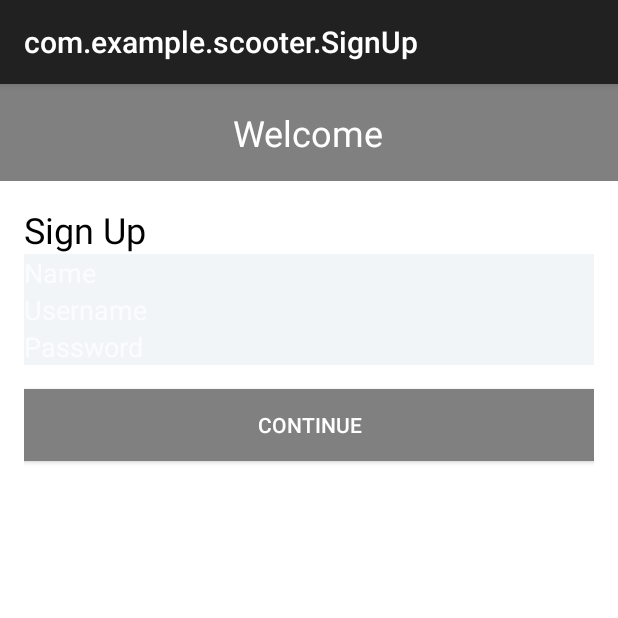
After one commit to moevm/adfmp1h23-scooter, an Android app: the SignUp screen opened directly, with no data from a screen before it, on a phone screen of 412 x 824 dp, the top half of it. The commit adds this screen. Run offline under Robolectric (Android 15) with nearby library versions, the phone set to English and light mode, and no system bars.

Commit message:
sign up activity

```diff
--- a/app/src/main/AndroidManifest.xml
+++ b/app/src/main/AndroidManifest.xml
@@ -8,11 +8,15 @@
         android:dataExtractionRules="@xml/data_extraction_rules"
         android:fullBackupContent="@xml/backup_rules"
         android:icon="@mipmap/ic_launcher"
-        android:label="@string/app_name"
         android:roundIcon="@mipmap/ic_launcher_round"
         android:supportsRtl="true"
         android:theme="@style/Theme.Scooter"
         tools:targetApi="31">
+        <activity
+            android:name=".SignUp"
+            android:exported="false"
+            android:theme="@style/Theme.AppCompat"
+        />
         <activity
             android:name=".MainActivity"
             android:exported="true"
--- a/app/src/main/java/com/example/scooter/MainActivity.kt
+++ b/app/src/main/java/com/example/scooter/MainActivity.kt
@@ -1,11 +1,18 @@
 package com.example.scooter
 
+import android.content.Intent
 import androidx.appcompat.app.AppCompatActivity
 import android.os.Bundle
+import android.widget.Button
 
 class MainActivity : AppCompatActivity() {
     override fun onCreate(savedInstanceState: Bundle?) {
         super.onCreate(savedInstanceState)
         setContentView(R.layout.activity_main)
+        val buttonClick = findViewById<Button>(R.id.signup_button)
+        buttonClick.setOnClickListener {
+            val intent = Intent(this, SignUp::class.java)
+            startActivity(intent)
+        }
     }
 }
--- /dev/null
+++ b/app/src/main/java/com/example/scooter/SignUp.kt
@@ -0,0 +1,11 @@
+package com.example.scooter
+
+import androidx.appcompat.app.AppCompatActivity
+import android.os.Bundle
+
+class SignUp : AppCompatActivity() {
+    override fun onCreate(savedInstanceState: Bundle?) {
+        super.onCreate(savedInstanceState)
+        setContentView(R.layout.activity_sign_up)
+    }
+}
--- /dev/null
+++ b/app/src/main/res/layout/activity_sign_up.xml
@@ -0,0 +1,74 @@
+<?xml version="1.0" encoding="utf-8"?>
+<RelativeLayout xmlns:android="http://schemas.android.com/apk/res/android"
+    android:layout_width="match_parent"
+    android:layout_height="match_parent">
+
+    <!-- Top bar with "Welcome" label -->
+    <RelativeLayout
+        android:id="@+id/top_bar"
+        android:layout_width="match_parent"
+        android:layout_height="wrap_content"
+        android:background="@color/gray"
+        android:padding="16dp">
+
+        <TextView
+            android:id="@+id/welcome_label"
+            android:layout_width="wrap_content"
+            android:layout_height="wrap_content"
+            android:text="Welcome"
+            android:textColor="@color/white"
+            android:textSize="24sp"
+            android:layout_centerInParent="true" />
+    </RelativeLayout>
+
+    <!-- White view with sign up inputs -->
+    <LinearLayout
+        android:layout_width="match_parent"
+        android:layout_height="match_parent"
+        android:layout_below="@id/top_bar"
+        android:background="@color/white"
+        android:orientation="vertical"
+        android:padding="16dp">
+
+        <TextView
+            android:id="@+id/sign_up_label"
+            android:layout_width="wrap_content"
+            android:layout_height="wrap_content"
+            android:text="Sign Up"
+            android:textColor="@color/black"
+            android:textSize="24sp" />
+
+        <EditText
+            android:id="@+id/name_input"
+            android:layout_width="match_parent"
+            android:layout_height="wrap_content"
+            android:hint="Name"
+            android:background="@color/input_background" />
+
+        <EditText
+            android:id="@+id/username_input"
+            android:layout_width="match_parent"
+            android:layout_height="wrap_content"
+            android:hint="Username"
+            android:background="@color/input_background" />
+
+        <EditText
+            android:id="@+id/password_input"
+            android:layout_width="match_parent"
+            android:layout_height="wrap_content"
+            android:hint="Password"
+            android:inputType="textPassword"
+            android:background="@color/input_background" />
+
+        <Button
+            android:id="@+id/continue_button"
+            android:layout_width="match_parent"
+            android:layout_height="wrap_content"
+            android:text="Continue"
+            android:textColor="@color/white"
+            android:background="@color/gray"
+            android:layout_marginTop="16dp" />
+
+    </LinearLayout>
+
+</RelativeLayout>
--- a/app/src/main/res/values/colors.xml
+++ b/app/src/main/res/values/colors.xml
@@ -7,4 +7,6 @@
     <color name="teal_700">#FF018786</color>
     <color name="black">#FF000000</color>
     <color name="white">#FFFFFFFF</color>
+    <color name="gray">#808080</color>
+    <color name="input_background">#F2F5F7</color>
 </resources>
```
